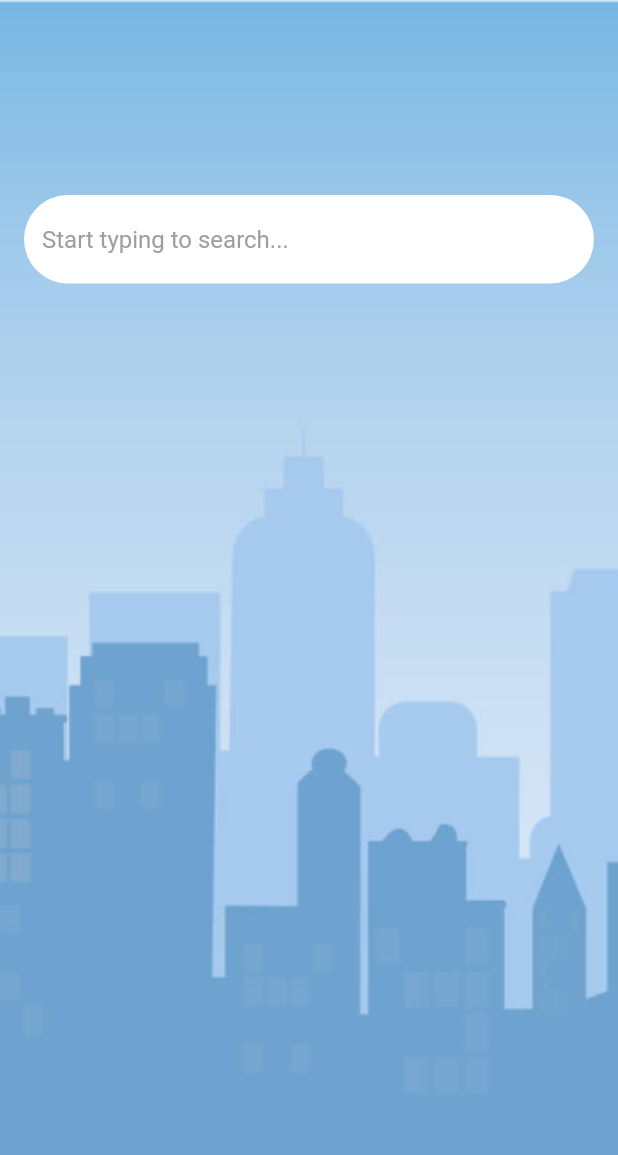
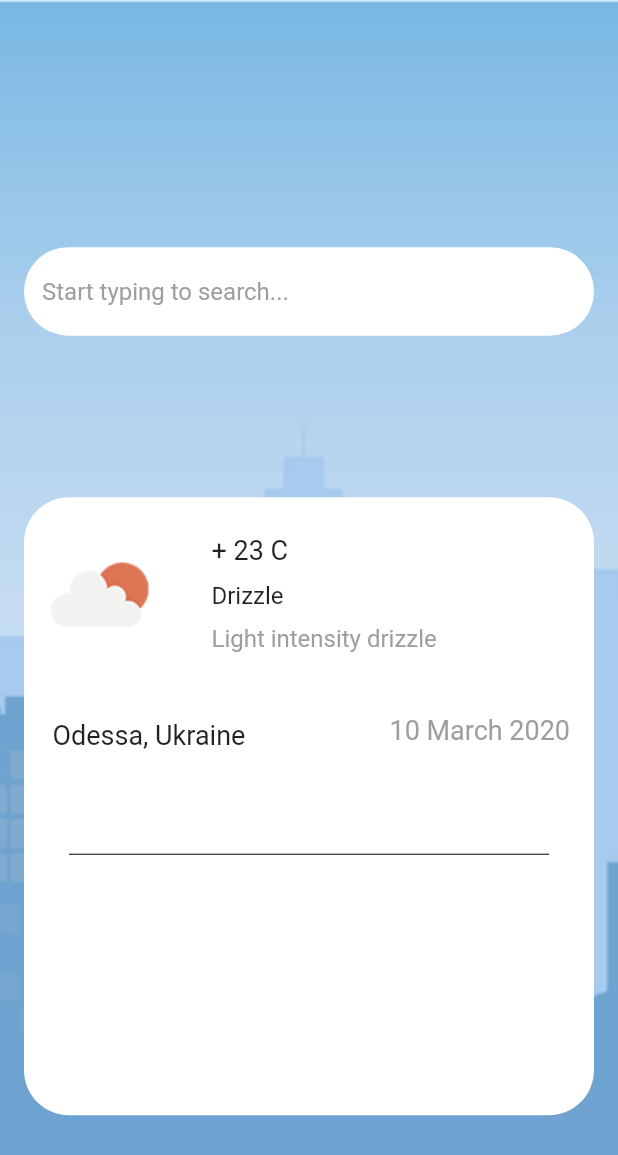
Before and after one commit to Raketa69/weather-flutter-app, a Flutter app: the screen it shows after launch, on a phone screen of 412 x 824 dp. Shown: the top 1155 px of the screen. Run offline on Flutter 3.47's test engine with Material 2 defaults, Android fonts, the phone set to English and light mode, and no system bars; our stand-ins replace adaptive_theme.

Commit message:
add new UI header

```diff
--- a/Flutter_Internship/lib/widgets/header_widget.dart
+++ b/Flutter_Internship/lib/widgets/header_widget.dart
@@ -9,11 +9,19 @@ class HeaderWidget extends StatefulWidget {
 }
 
 class _HeaderWidget extends State<HeaderWidget> {
+
+  late double vh;
+  late double vw;
+
   @override
   Widget build(BuildContext context) {
+
+    vh = MediaQuery.of(context).size.height;
+    vw = MediaQuery.of(context).size.width;
+
     return Container(
-      height: MediaQuery.of(context).size.height,
-      width: MediaQuery.of(context).size.width,
+      height: vh,
+      width: vw,
       decoration: const BoxDecoration(
         image: DecorationImage(
             image: AssetImage('assets/hero_bg.png'),fit:BoxFit.cover
@@ -22,13 +30,13 @@ class _HeaderWidget extends State<HeaderWidget> {
       child: Column(
         children: [
           Padding(
-              padding: const EdgeInsets.fromLTRB(16, 130, 16, 50),
+              padding: EdgeInsets.fromLTRB(16, vh * 0.2, 16, 50),
             child: TextField(
               decoration: InputDecoration(
-                hintStyle: TextStyle(color: Colors.grey),
+                  hintStyle: const TextStyle(color: Colors.grey),
                   hintText: "Start typing to search...",
                   border: OutlineInputBorder(
-                  borderSide: BorderSide(
+                    borderSide: const BorderSide(
                       width: 0,
                       style: BorderStyle.none,
                     ),
@@ -38,8 +46,90 @@ class _HeaderWidget extends State<HeaderWidget> {
                 fillColor: Colors.white
               ),
             ),
+          ),
+        Padding(
+          padding: EdgeInsets.fromLTRB(16, vh*0.07 , 16, 0),
+          child: Container(
+            decoration:BoxDecoration(
+              color: Colors.white,
+              borderRadius: BorderRadius.circular(30.0),),
+            height: vh * 0.5,
+            child: Column(
+                children: [
+                  Row(
+                      children: [
+                          const Image(
+                            height: 100,
+                            width: 100,
+                            image: AssetImage('assets/cloud.png'),),
+                          Padding(padding: const EdgeInsets.all(20),
+                            child: Column(
+                              crossAxisAlignment: CrossAxisAlignment.start,
+                              children: const [
+                                Padding(padding: EdgeInsets.all(5),
+                                  child: Text('+ 23 C' ,
+                                    style: TextStyle(
+                                    fontSize: 18,
+                                  ),),
+                                ),
+                                Padding(padding: EdgeInsets.all(5),
+                                  child: Text('Drizzle',
+                                      style: TextStyle(
+                                      fontSize: 16,)),
+                                ),
+                                Padding(padding: EdgeInsets.all(5),
+                                child: Text('Light intensity drizzle',
+                                    style: TextStyle(
+                                      fontSize: 16,
+                                      color: Colors.grey)),
+                                ),
+                              ],
+                            )),
+                        ]
+                  ),
+                  Row(
+                      crossAxisAlignment: CrossAxisAlignment.start,
+                      mainAxisAlignment: MainAxisAlignment.spaceBetween,
+                      children: const [
+                        Padding(padding: EdgeInsets.all(19),
+                          child: Text('Odessa, Ukraine',
+                              style: TextStyle(
+                              fontSize: 18,)),
+                        ),
+                        Padding(padding: EdgeInsets.all(16),
+                          child: Text('10 March 2020',
+                              style: TextStyle(
+                                fontSize: 18,
+                                color: Colors.grey)),
+                        ),
+                      ]
+                  ),
+                  Container(
+                      margin: const EdgeInsets.only(left: 30.0, right: 30.0),
+                      child: const Divider(
+                        color: Colors.black,
+                        height: 100,
+                      )),
+                 /* Row(
+                    children: [
+                      Column(
+                        children: const [
+                          Text('Min'),
+                          Text('-33°C'),
+                        ],
+                      ),
+                      Column(
+                        children: const [
+                          Text('Min'),
+                          Text('-33°C'),
+                        ],
                       )
-
+                    ],
+                  )*/
+                ]
+              ),
+            )
+          ),
           ],
       ),
     );
--- a/Flutter_Internship/pubspec.yaml
+++ b/Flutter_Internship/pubspec.yaml
@@ -63,7 +63,7 @@ flutter:
 
   # To add assets to your application, add an assets section, like this:
   assets:
-    - assets/hero_bg.png
+    - assets/
 
   # An image asset can refer to one or more resolution-specific "variants", see
   # https://flutter.dev/assets-and-images/#resolution-aware
```
Also changed, not shown: Flutter_Internship/assets/cloud.png (added). Lines whose indentation alone changed are shown as unchanged.
